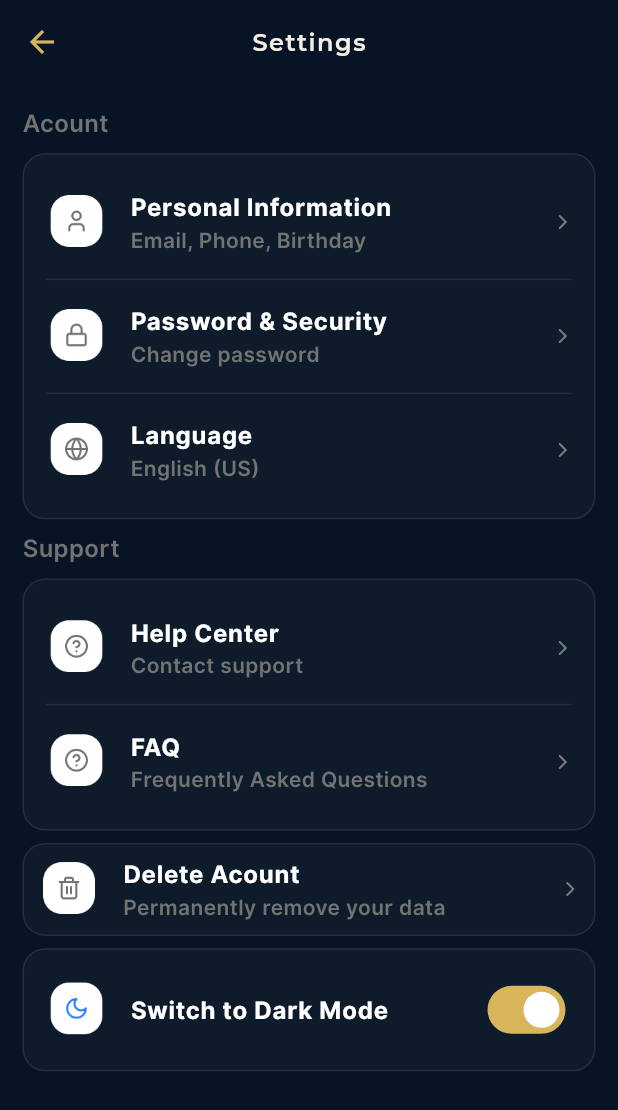
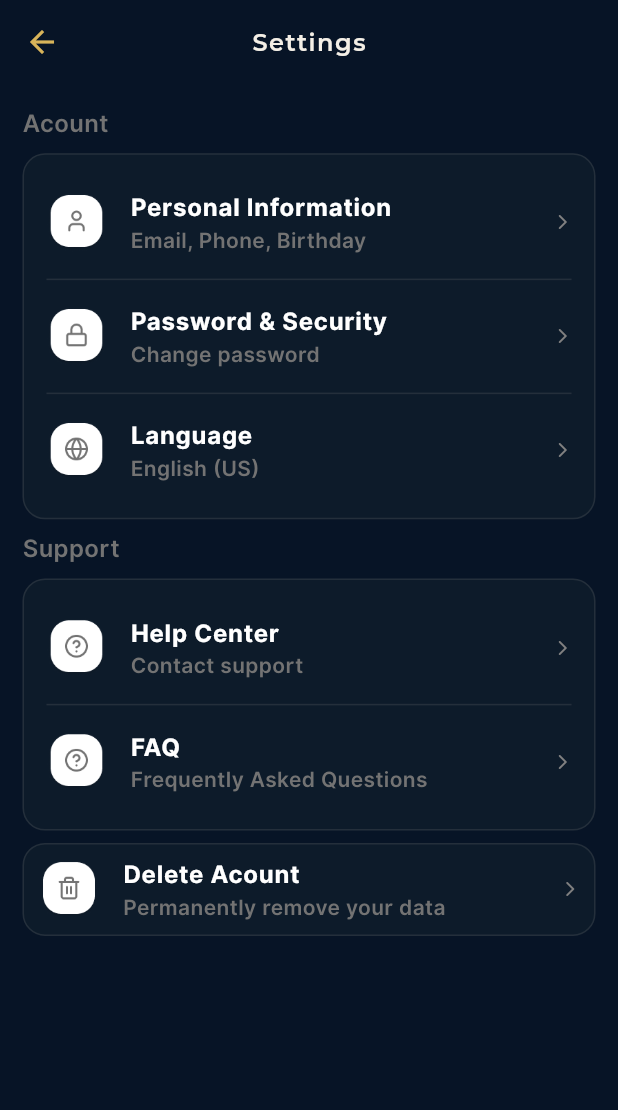
Before and after one commit to Elpadrino971/Eliv, a Flutter app: the Settings screen opened directly, on a phone screen of 412 x 824 dp. Shown: the top 1110 px of the screen. Run offline on Flutter 3.47's test engine with Material 3 defaults, Android fonts, the phone set to English and light mode, and no system bars; our stand-ins replace cached_network_image, firebase_auth, firebase_core, firebase_messaging, flutter_local_notifications, get and 7 more; missing offline and left inert: purchases_flutter, zego_uikit_prebuilt_live_streaming; accounts and stored records are empty.

Commit message:
chore(settings): retire le choix Sombre/Clair (identite visuelle unique)
- Supprime le toggle 'Switch to Dark Mode' des parametres : l'app a une seule
  identite premium (Bleu nuit/Or), un selecteur de theme n'a pas de sens
- Nettoie le code mort associe (swichValue, import ThemeController)

```diff
--- a/lib/BottomBar/screens/profile/settings.dart
+++ b/lib/BottomBar/screens/profile/settings.dart
@@ -1,6 +1,5 @@
 import 'package:artist/BottomBar/screens/profile/faq_screen.dart';
 import 'package:artist/Controllers/auth_controller.dart';
-import 'package:artist/Controllers/theme_controller.dart';
 import 'package:artist/Global/colors.dart';
 import 'package:artist/Global/global.dart';
 import 'package:artist/BottomBar/screens/profile/alerts_screen.dart';
@@ -68,12 +67,6 @@ class _SettingsState extends State<Settings> {
     },
   ];
 
-  var swichValue = true;
-  @override
-  void initState() {
-    super.initState();
-    swichValue = box.read(themeKey) ?? true;
-  }
 
   @override
   Widget build(BuildContext context) {
@@ -321,44 +314,6 @@ class _SettingsState extends State<Settings> {
                 ),
               ),
 
-              height(0.01),
-              MyContainer(
-                widget: ListTile(
-                  minTileHeight: 50,
-                  contentPadding: EdgeInsets.all(0),
-
-                  leading: Image.asset(
-                    'assets/icon14.png',
-                    width: 40,
-                    height: 40,
-                  ),
-
-                  title: Text(
-                    'Switch to Dark Mode',
-                    style: TextStyle(
-                      color: Get.isDarkMode ? whiteColor : blackColor,
-                      fontWeight: FontWeight.bold,
-                      fontSize: 16,
-                    ),
-                  ),
-
-                  trailing: Switch(
-                    value: swichValue,
-                    onChanged: (value) async {
-                      await box.write(themeKey, value);
-                      Get.find<ThemeController>().toggleTheme(value);
-                      swichValue = value;
-                      await Future.delayed(Duration(milliseconds: 100));
-                      setState(() {});
-                    },
-                    inactiveThumbColor: whiteColor,
-                    inactiveTrackColor: greyColor,
-                    activeTrackColor: goldPrimary,
-                    activeThumbColor: whiteColor,
-                  ),
-                ),
-              ),
-
               height(0.08),
             ],
           ),
```
